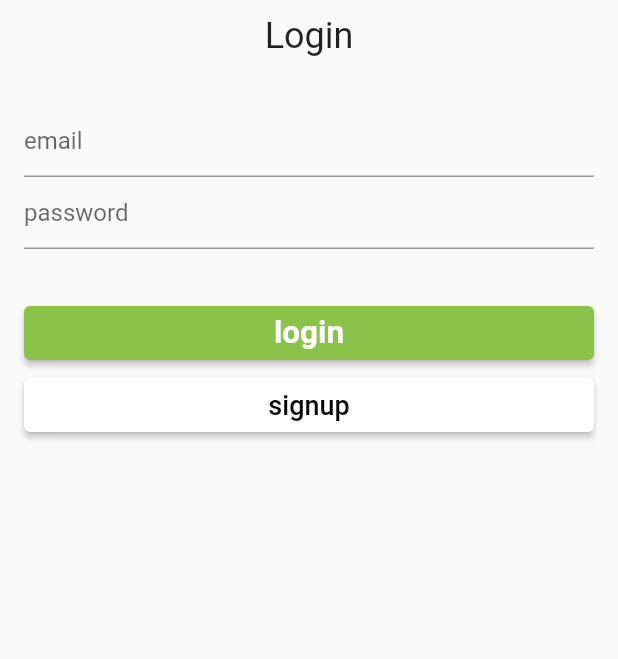
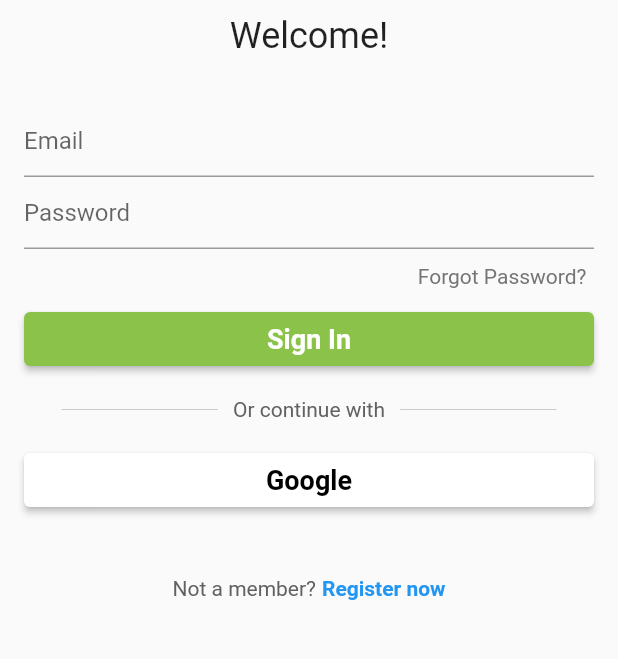
Before and after one commit to s3nmith/recycling-app, a Flutter app: the screen it shows after launch, on a phone screen of 412 x 824 dp, the part 423-1082 px from its top. Run offline on Flutter 3.47's test engine with Material 2 defaults, Android fonts, the phone set to English and light mode, and no system bars; our stand-ins replace firebase_auth, firebase_core, image_picker, introduction_screen, shared_preferences; accounts and stored records are empty.

Commit message:
Google signin button

```diff
--- a/recycling_app/lib/aboutpage.dart
+++ b/recycling_app/lib/aboutpage.dart
@@ -72,7 +72,7 @@
           Navigator.push(
             context,
             MaterialPageRoute(
-              builder: (context) => App(),
+              builder: (context) => Home(),
               //test by replacing 'Login()' with 'HomePage()'
             ),
           );
--- a/recycling_app/lib/homepage.dart
+++ b/recycling_app/lib/homepage.dart
@@ -8,18 +8,20 @@
 import 'auth_service.dart';
 import 'aboutpage.dart';
 
+import 'login.dart';
+
 void main() {
-  runApp(App());
+  runApp(Home());
 }
 
-class App extends StatefulWidget {
-  const App({Key? key}) : super(key: key);
+class Home extends StatefulWidget {
+  const Home({Key? key}) : super(key: key);
 
   @override
-  State<App> createState() => HomePage();
+  State<Home> createState() => HomePage();
 }
 
-class HomePage extends State<App> {
+class HomePage extends State<Home> {
   List<Ward> wards = tokyoWards;
   //* search function
   void searchWard(String query) {
@@ -109,7 +111,8 @@
                                     children: [
                                       Container(
                                         child: ClipRRect(
-                                          borderRadius: BorderRadius.circular(10),
+                                          borderRadius:
+                                              BorderRadius.circular(10),
                                           child: Image.asset(
                                             imgUrl,
                                             width: double.infinity,
@@ -122,7 +125,8 @@
                                         width: double.infinity,
                                         height: 100,
                                         decoration: BoxDecoration(
-                                          borderRadius: BorderRadius.circular(10),
+                                          borderRadius:
+                                              BorderRadius.circular(10),
                                           color: Colors.black.withOpacity(0.4),
                                         ),
                                       ),
@@ -241,8 +245,7 @@
                             context.read<AuthService>().signOut();
                             Navigator.pushReplacement(
                               context,
-                              MaterialPageRoute(
-                                  builder: (context) => LoginPage()),
+                              MaterialPageRoute(builder: (context) => Login()),
                             );
                           },
                         ),
--- /dev/null
+++ b/recycling_app/lib/login.dart
@@ -0,0 +1,212 @@
+import 'package:firebase_auth/firebase_auth.dart';
+import 'package:firebase_core/firebase_core.dart';
+import 'package:flutter/cupertino.dart';
+import 'package:flutter/material.dart';
+import 'package:provider/provider.dart';
+import 'package:recycling_app/aboutpage.dart';
+
+import 'auth_service.dart';
+import 'homepage.dart';
+
+class LoginPage extends StatefulWidget {
+  const LoginPage({Key? key}) : super(key: key);
+
+  @override
+  State<LoginPage> createState() => _LoginPageState();
+}
+
+class _LoginPageState extends State<LoginPage> {
+  TextEditingController emailController = TextEditingController();
+  TextEditingController passwordController = TextEditingController();
+
+  void showErrorMessage(String message) {
+    showDialog(
+      context: context,
+      builder: (context) {
+        return AlertDialog(
+          backgroundColor: Colors.grey,
+          title: Center(
+            child: Text(
+              message,
+              style: TextStyle(color: Colors.white),
+            ),
+          ),
+        );
+      },
+    );
+  }
+
+  @override
+  Widget build(BuildContext context) {
+    return Consumer<AuthService>(
+      builder: (context, authService, child) {
+        final user = authService.currentUser();
+        return Scaffold(
+          appBar: AppBar(
+            title: Text("Recycling App"),
+            titleTextStyle: TextStyle(
+              color: Colors.black,
+              fontSize: 25,
+              fontWeight: FontWeight.bold,
+            ),
+            backgroundColor: Colors.white,
+          ),
+          body: SingleChildScrollView(
+            padding: const EdgeInsets.all(16),
+            child: Column(
+              crossAxisAlignment: CrossAxisAlignment.stretch,
+              children: [
+                Padding(
+                  padding: const EdgeInsets.only(top: 10, bottom: 10),
+                  child: Image.asset(
+                    'assets/images/logo.png',
+                    height: 200,
+                  ),
+                ),
+                Center(
+                  child: Text(
+                    user == null ? "Welcome!" : "${user.email}! 👋",
+                    style: TextStyle(
+                      fontSize: 24,
+                    ),
+                  ),
+                ),
+                SizedBox(height: 32),
+
+                TextField(
+                  controller: emailController,
+                  decoration: InputDecoration(hintText: "Email"),
+                ),
+
+                TextField(
+                  controller: passwordController,
+                  obscureText: true,
+                  decoration: InputDecoration(hintText: "Password"),
+                ),
+
+                SizedBox(height: 10),
+
+                Padding(
+                  padding: const EdgeInsets.symmetric(horizontal: 5.0),
+                  child: Row(
+                    mainAxisAlignment: MainAxisAlignment.end,
+                    children: [
+                      Text(
+                        'Forgot Password?',
+                        style: TextStyle(color: Colors.grey[600]),
+                      ),
+                    ],
+                  ),
+                ),
+
+                SizedBox(height: 10),
+
+                ElevatedButton(
+                  style: OutlinedButton.styleFrom(
+                    backgroundColor: Colors.lightGreen,
+                  ),
+                  child: Text("Sign In",
+                      style:
+                          TextStyle(fontSize: 18, fontWeight: FontWeight.bold)),
+                  onPressed: () {
+                    authService.signIn(
+                      email: emailController.text,
+                      password: passwordController.text,
+                      onSuccess: () {
+                        showErrorMessage("login successful");
+                        ScaffoldMessenger.of(context).showSnackBar(SnackBar(
+                          content: Text("login successful"),
+                        ));
+
+                        // Move to App
+                        Navigator.pushReplacement(
+                          context,
+                          MaterialPageRoute(
+                            builder: (context) => Home(),
+                          ),
+                        );
+                      },
+                      onError: (err) {
+                        // error
+                        showErrorMessage(err);
+                      },
+                    );
+                  },
+                ),
+
+                /// signup
+
+                SizedBox(
+                  height: 15,
+                ),
+                Padding(
+                  padding: const EdgeInsets.symmetric(horizontal: 25.0),
+                  child: Row(
+                    children: [
+                      Expanded(
+                        child: Divider(
+                          thickness: 0.5,
+                          color: Colors.grey[400],
+                        ),
+                      ),
+                      Padding(
+                        padding: const EdgeInsets.symmetric(horizontal: 10.0),
+                        child: Text(
+                          'Or continue with',
+                          style: TextStyle(color: Colors.grey[700]),
+                        ),
+                      ),
+                      Expanded(
+                        child: Divider(
+                          thickness: 0.5,
+                          color: Colors.grey[400],
+                        ),
+                      ),
+                    ],
+                  ),
+                ),
+
+                SizedBox(
+                  height: 15,
+                ),
+
+                ElevatedButton(
+                  style: OutlinedButton.styleFrom(
+                    backgroundColor: Colors.white,
+                  ),
+                  child: Text("Google",
+                      style: TextStyle(
+                          color: Colors.black,
+                          fontSize: 18,
+                          fontWeight: FontWeight.bold)),
+                  onPressed: () {},
+                ),
+
+                SizedBox(
+                  height: 40,
+                ),
+                Row(
+                  mainAxisAlignment: MainAxisAlignment.center,
+                  children: [
+                    Text(
+                      'Not a member?',
+                      style: TextStyle(color: Colors.grey[700]),
+                    ),
+                    const SizedBox(width: 4),
+                    const Text(
+                      'Register now',
+                      style: TextStyle(
+                        color: Colors.blue,
+                        fontWeight: FontWeight.bold,
+                      ),
+                    ),
+                  ],
+                )
+              ],
+            ),
+          ),
+        );
+      },
+    );
+  }
+}
--- a/recycling_app/lib/main.dart
+++ b/recycling_app/lib/main.dart
@@ -7,8 +7,8 @@
 
 import 'auth_service.dart';
 import 'homepage.dart';
+import 'login.dart';
 
-//previously, "login.dart"
 void main() async {
   WidgetsFlutterBinding.ensureInitialized(); // async
   await Firebase.initializeApp(); // firebase start
@@ -30,136 +30,7 @@
     User? user = context.read<AuthService>().currentUser();
     return MaterialApp(
       debugShowCheckedModeBanner: false,
-      home: user == null ? LoginPage() : App(),
+      home: user == null ? LoginPage() : Home(),
     );
   }
 }
-
-class LoginPage extends StatefulWidget {
-  const LoginPage({Key? key}) : super(key: key);
-
-  @override
-  State<LoginPage> createState() => _LoginPageState();
-}
-
-class _LoginPageState extends State<LoginPage> {
-  TextEditingController emailController = TextEditingController();
-  TextEditingController passwordController = TextEditingController();
-
-  @override
-  Widget build(BuildContext context) {
-    return Consumer<AuthService>(
-      builder: (context, authService, child) {
-        final user = authService.currentUser();
-        return Scaffold(
-          appBar: AppBar(
-            title: Text("Recycling App"),
-            titleTextStyle: TextStyle(
-              color: Colors.black,
-              fontSize: 25,
-              fontWeight: FontWeight.bold,
-            ),
-            backgroundColor: Colors.white,
-          ),
-          body: SingleChildScrollView(
-            padding: const EdgeInsets.all(16),
-            child: Column(
-              crossAxisAlignment: CrossAxisAlignment.stretch,
-              children: [
-                Padding(
-                  padding: const EdgeInsets.only(top: 10, bottom: 10),
-                  child: Image.asset(
-                    'assets/images/logo.png',
-                    height: 200,
-                  ),
-                ),
-                Center(
-                  child: Text(
-                    user == null ? "Login" : "Welcome ${user.email}! 👋",
-                    style: TextStyle(
-                      fontSize: 24,
-                    ),
-                  ),
-                ),
-                SizedBox(height: 32),
-
-                TextField(
-                  controller: emailController,
-                  decoration: InputDecoration(hintText: "email"),
-                ),
-
-                TextField(
-                  controller: passwordController,
-                  obscureText: true,
-                  decoration: InputDecoration(hintText: "password"),
-                ),
-                SizedBox(height: 32),
-
-                ElevatedButton(
-                  style: OutlinedButton.styleFrom(
-                    backgroundColor: Colors.lightGreen,
-                  ),
-                  child: Text("login",
-                      style:
-                          TextStyle(fontSize: 21, fontWeight: FontWeight.bold)),
-                  onPressed: () {
-                    authService.signIn(
-                      email: emailController.text,
-                      password: passwordController.text,
-                      onSuccess: () {
-                        ScaffoldMessenger.of(context).showSnackBar(SnackBar(
-                          content: Text("login successful"),
-                        ));
-
-                        // Move to App
-                        Navigator.pushReplacement(
-                          context,
-                          MaterialPageRoute(
-                            builder: (context) => App(),
-                          ),
-                        );
-                      },
-                      onError: (err) {
-                        // error
-                        ScaffoldMessenger.of(context).showSnackBar(SnackBar(
-                          content: Text(err),
-                        ));
-                      },
-                    );
-                  },
-                ),
-
-                /// signup
-                ElevatedButton(
-                  style: OutlinedButton.styleFrom(
-                    backgroundColor: Colors.white,
-                  ),
-                  child: Text("signup",
-                      style: TextStyle(fontSize: 18, color: Colors.black)),
-                  onPressed: () {
-                    authService.signUp(
-                      email: emailController.text,
-                      password: passwordController.text,
-                      onSuccess: () {
-                        // successful
-                        ScaffoldMessenger.of(context).showSnackBar(SnackBar(
-                          content: Text("signup successful"),
-                        ));
-                      },
-                      onError: (err) {
-                        // error
-                        ScaffoldMessenger.of(context).showSnackBar(SnackBar(
-                          content: Text(err),
-                        ));
-                      },
-                    );
-                  },
-                ),
-              ],
-            ),
-          ),
-        );
-      },
-    );
-  }
-}
--- a/recycling_app/pubspec.yaml
+++ b/recycling_app/pubspec.yaml
@@ -42,6 +42,8 @@
   provider: ^6.0.2
   google_fonts: ^2.2.0
   shared_preferences: ^2.0.11
+  google_signin: ^5.0.3
+  font_awesome_flutter: ^9.0.0
 
 dev_dependencies:
   flutter_test:
```
Also changed, not shown: recycling_app/assets/images/components/my_button.dart (added, +32 -0 lines), recycling_app/assets/images/components/my_textfield.dart (added, +36 -0 lines), recycling_app/assets/images/components/square_tile.dart (added, +25 -0 lines), recycling_app/lib/RegisterPage.dart (added, +197 -0 lines), recycling_app/lib/google.dart (added, +7 -0 lines), recycling_app/assets/images/apple.png (added), recycling_app/assets/images/google.png (added), 4 other files.
